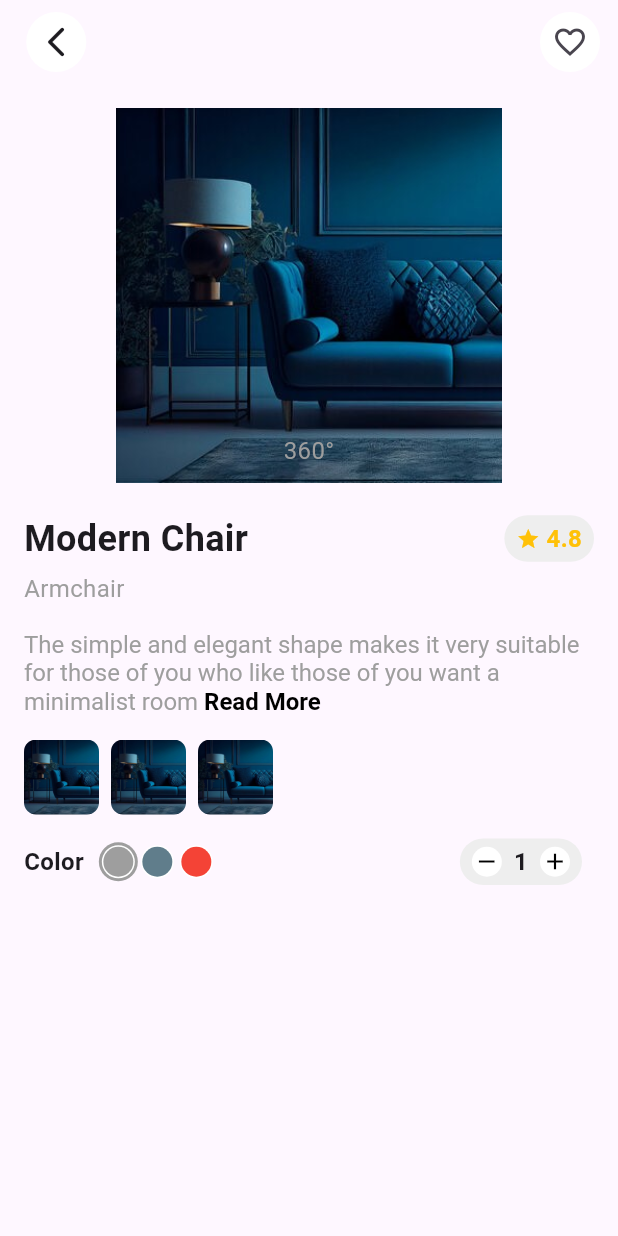
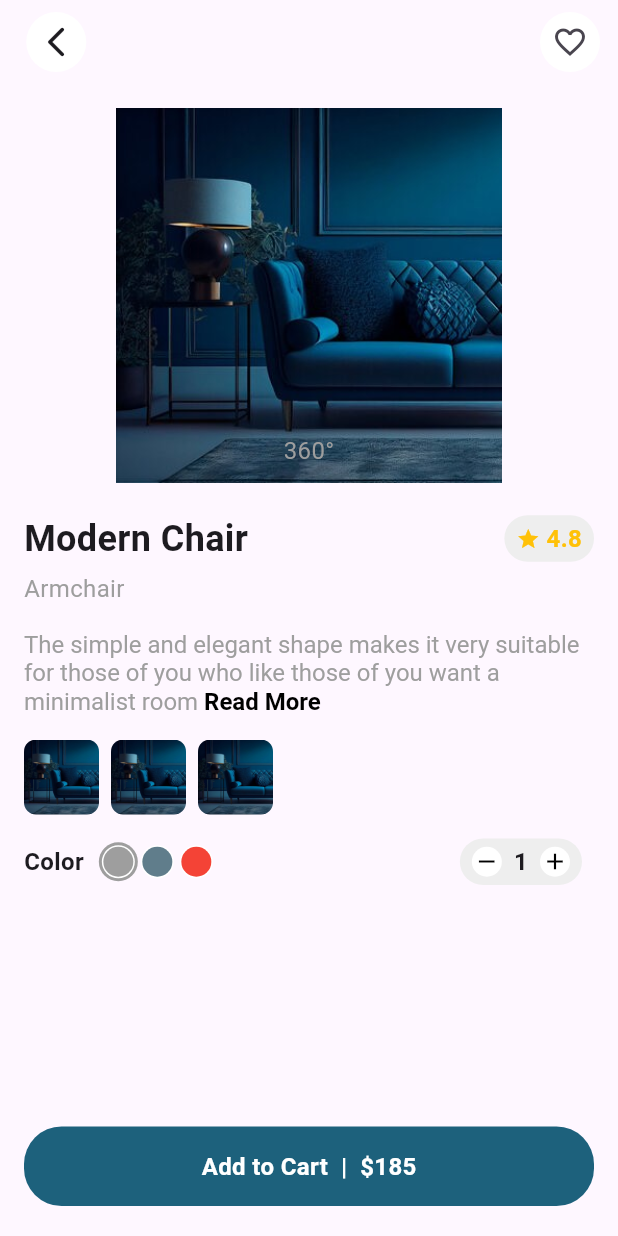
Before and after one commit to Huseinaz/furniture-app, a Flutter app: the DetailPage screen opened directly, on a phone screen of 412 x 824 dp. Run offline on Flutter 3.47's test engine with Material 3 defaults, Android fonts, the phone set to English and light mode, and no system bars.

Commit message:
Add 'add to cart' button

```diff
--- a/lib/pages/detail_page.dart
+++ b/lib/pages/detail_page.dart
@@ -1,4 +1,5 @@
 import 'package:flutter/material.dart';
+import 'package:furniture/components/my_button.dart';
 
 Widget _buildMiniImage(String imagePath) {
   return Container(
@@ -75,7 +76,10 @@ class _DetailPageState extends State<DetailPage> {
         ],
         backgroundColor: Colors.transparent,
       ),
-      body: ListView(
+      body: Column(
+        children: [
+          Expanded(
+            child: ListView(
               padding: const EdgeInsets.all(16),
               children: [
                 Center(
@@ -112,7 +116,8 @@ class _DetailPageState extends State<DetailPage> {
                     ),
                     const Spacer(),
                     Container(
-                padding: const EdgeInsets.symmetric(horizontal: 8, vertical: 4),
+                      padding: const EdgeInsets.symmetric(
+                          horizontal: 8, vertical: 4),
                       decoration: BoxDecoration(
                         color: Colors.grey[200],
                         borderRadius: BorderRadius.circular(25),
@@ -232,8 +237,8 @@ class _DetailPageState extends State<DetailPage> {
                     Padding(
                       padding: const EdgeInsets.only(right: 8),
                       child: Container(
-                  padding:
-                      const EdgeInsets.symmetric(vertical: 4, horizontal: 8),
+                        padding: const EdgeInsets.symmetric(
+                            vertical: 4, horizontal: 8),
                         decoration: BoxDecoration(
                           color: Colors.grey[200],
                           borderRadius: BorderRadius.circular(25),
@@ -287,6 +292,17 @@ class _DetailPageState extends State<DetailPage> {
                 ),
               ],
             ),
+          ),
+          const SizedBox(height: 10),
+          Align(
+            alignment: Alignment.bottomCenter,
+            child: MyButton(
+              onTap: () {},
+              buttonText: 'Add to Cart  |  \$185',
+            ),
+          ),
+        ],
+      ),
     );
   }
 }
```
Lines whose indentation alone changed are shown as unchanged.
